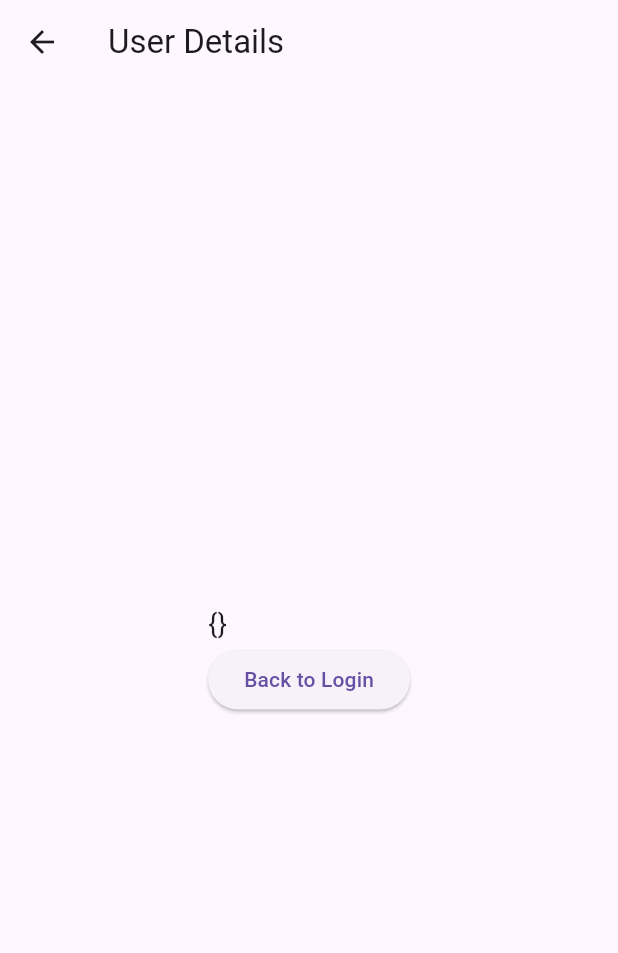
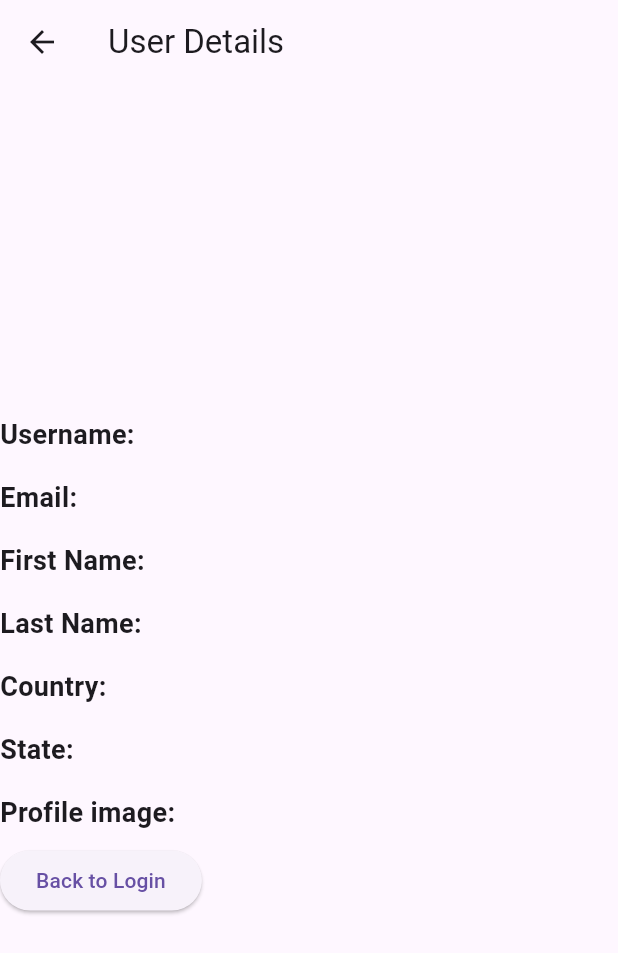
Before and after one commit to TanuAgarwal03/LoginApp, a Flutter app: the UserDetailPage screen opened directly with empty values, on a phone screen of 412 x 824 dp. Shown: the top 953 px of the screen. Run offline on Flutter 3.47's test engine with Material 3 defaults, Android fonts, the phone set to English and light mode, and no system bars; our stand-ins replace shared_preferences; accounts and stored records are empty; network calls fail.

Commit message:
UI modified

```diff
--- a/lib/main.dart
+++ b/lib/main.dart
@@ -1,5 +1,6 @@
 import 'dart:convert';
 import 'package:flutter/material.dart';
+import 'package:flutter/widgets.dart';
 import 'package:http/http.dart' as http;
 import 'package:shared_preferences/shared_preferences.dart';
 
@@ -85,7 +86,7 @@ Future<void> _login() async {
             if (_errorMessage.isNotEmpty)
               Text(
                 _errorMessage,
-                style: const TextStyle(color: Colors.red),
+                style: const TextStyle(color: Colors.blue),
               ),
             TextFormField(
               controller: _usernameController,
@@ -178,8 +179,29 @@ class _UserDetailPageState extends State<UserDetailPage> {
           mainAxisAlignment: MainAxisAlignment.center,
           crossAxisAlignment: CrossAxisAlignment.start,
           children: [
-            for (var detail in details)            // Display each detail on a new line
-              Text(detail.trim(), style: const TextStyle(fontSize: 18)),
+            // for (var detail in details)            // Display each detail on a new line
+            //   Text(detail.trim(), style: const TextStyle(fontSize: 18)),
+            Center(
+              child :UserDetailItem(label: 'Username', value: widget.data['user']['username'])
+              ),
+            Center(
+              child: UserDetailItem(label: 'Email', value: widget.data['user']['email'])
+            ),
+            Center(
+              child: UserDetailItem(label: 'First Name', value: widget.data['user']['first_name'])
+            ),
+            Center(
+              child: UserDetailItem(label: 'Last Name', value: widget.data['user']['last_name'])
+              ),
+            Center(
+              child: UserDetailItem(label: 'Country', value: widget.data['user']['country'])
+              ),
+            Center(
+              child: UserDetailItem(label: 'State', value: widget.data['user']['state'])
+              ),
+            Center(
+              child: UserDetailItem(label: 'Profile image', value: widget.data['user']['image'])
+            ),
             ElevatedButton(
               onPressed: () {
                 Navigator.pop(context); // Navigate back to the login page
@@ -192,3 +214,31 @@ class _UserDetailPageState extends State<UserDetailPage> {
     );
   }
 }
+
+class UserDetailItem extends StatelessWidget {
+  final String label;
+  final String value;
+  const UserDetailItem({Key? key, required this.label, required this.value}) : super(key: key);
+
+  @override
+  Widget build(BuildContext context) {
+    return Padding(
+      padding: const EdgeInsets.symmetric(vertical: 8.0),
+      child: Row(
+        crossAxisAlignment: CrossAxisAlignment.start,
+        children: [
+          Text(
+            '$label: ',
+            style: const TextStyle(fontSize: 18, fontWeight: FontWeight.bold),
+          ),
+          Expanded(
+            child: Text(
+              value,
+              style: const TextStyle(fontSize: 18),
+            ),
+          ),
+        ],
+      ),
+    );
+  }
+}
```
